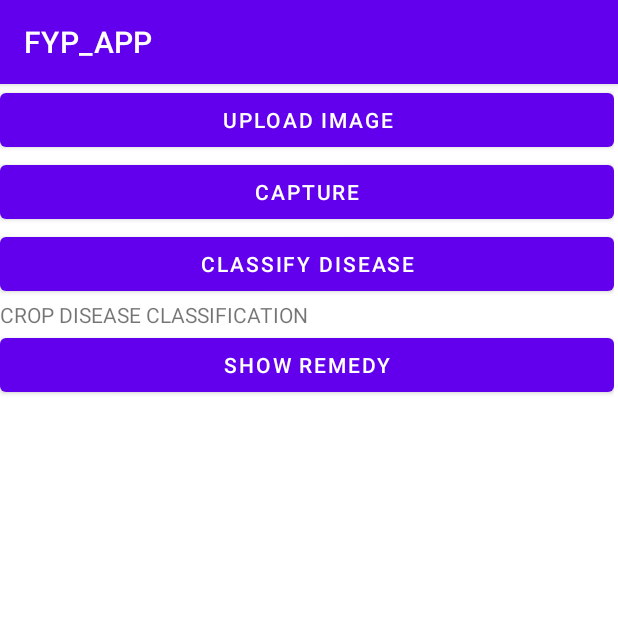
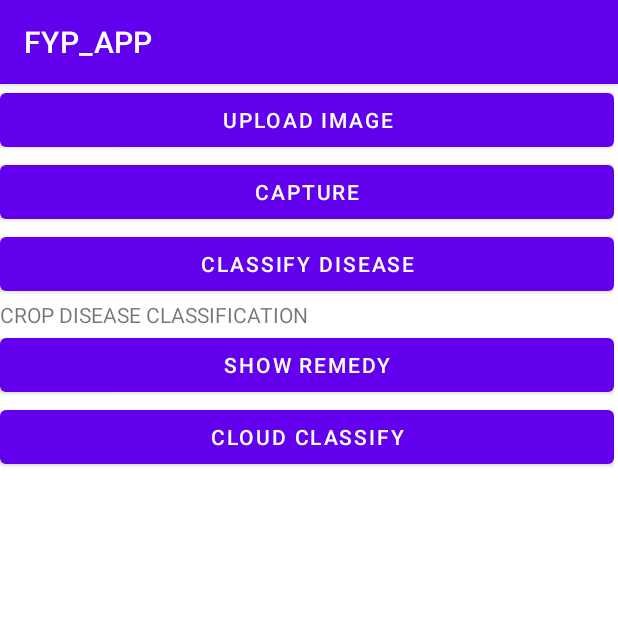
Before and after one commit to HemalathaMadeswaran18/CROP-DSR, an Android app: the DiseaseClassify screen opened directly, with no data from a screen before it, on a phone screen of 412 x 824 dp, the top half of it. Run offline under Robolectric (Android 15) with nearby library versions, the phone set to English and light mode, and no system bars; our stand-ins replace Room's generated code, Volley; libraries missing offline, so code that uses them is left out: org.opencv.android, org.opencv.core, org.opencv.imgproc, org.tensorflow.lite.

```diff
--- a/app/build.gradle
+++ b/app/build.gradle
@@ -54,7 +54,7 @@ dependencies {
     testImplementation 'junit:junit:4.13.2'
     androidTestImplementation 'androidx.test.ext:junit:1.1.5'
     androidTestImplementation 'androidx.test.espresso:espresso-core:3.5.1'
-
+    implementation 'com.android.volley:volley:1.2.1'
     def room_version = "2.3.0"
 
     implementation "androidx.room:room-runtime:$room_version"
--- a/app/src/main/AndroidManifest.xml
+++ b/app/src/main/AndroidManifest.xml
@@ -3,6 +3,7 @@
     package="com.example.fyp_app">
 
     <uses-permission android:name="android.permission.CAMERA" />
+    <uses-permission android:name="android.permission.INTERNET"/>
 
     <application
         android:allowBackup="true"
--- a/app/src/main/res/layout/classify_disease_layout.xml
+++ b/app/src/main/res/layout/classify_disease_layout.xml
@@ -47,5 +47,11 @@
             android:layout_width="match_parent"
             android:layout_height="wrap_content"
             android:text="SHOW REMEDY" />
+
+        <Button
+            android:id="@+id/cloud_classify_btn"
+            android:layout_width="match_parent"
+            android:layout_height="wrap_content"
+            android:text="CLOUD CLASSIFY" />
     </LinearLayout>
 </androidx.constraintlayout.widget.ConstraintLayout>
```
Also changed, not shown: app/src/main/java/com/example/fyp_app/DiseaseClassify.java (+143 -4 lines), 7 other files.
